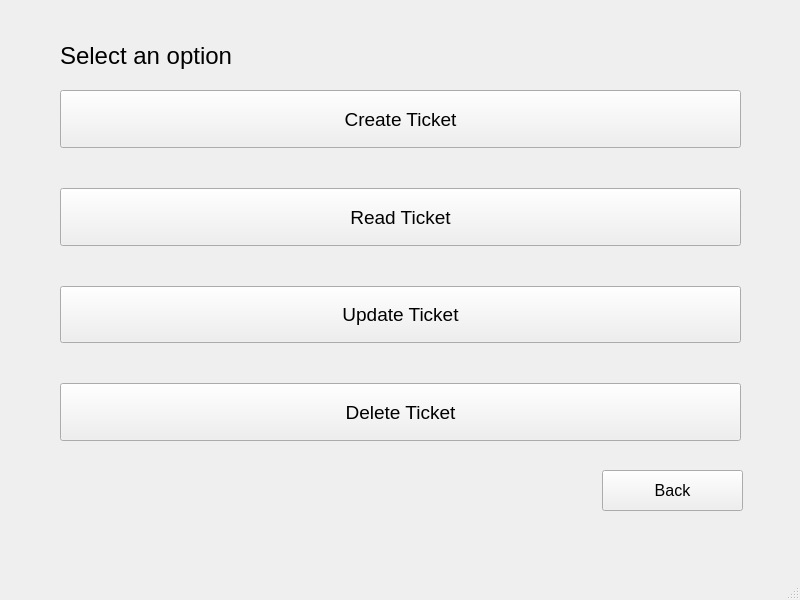
This is GJR/views/manageTicket.ui in CaduRomaniello/GJR as Qt 5 draws it before an edit. The edited form follows.
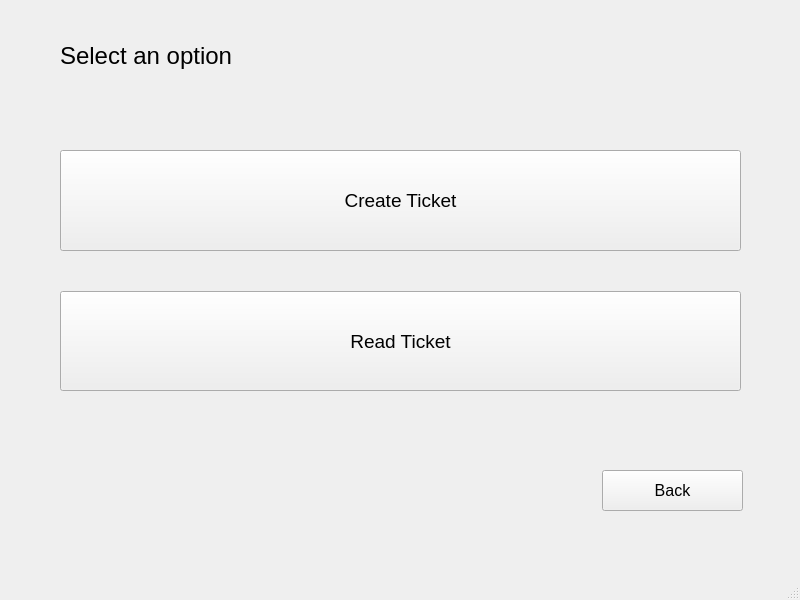
This is the edited form.

```diff
--- a/GJR/views/manageTicket.ui
+++ b/GJR/views/manageTicket.ui
@@ -54,12 +54,12 @@
     <property name="geometry">
      <rect>
       <x>60</x>
-      <y>90</y>
+      <y>150</y>
       <width>681</width>
-      <height>351</height>
+      <height>241</height>
      </rect>
     </property>
-    <layout class="QVBoxLayout" name="verticalLayout" stretch="0,0,0,0">
+    <layout class="QVBoxLayout" name="verticalLayout" stretch="0,0">
      <property name="spacing">
       <number>40</number>
      </property>
@@ -105,42 +105,6 @@
        </property>
       </widget>
      </item>
-     <item>
-      <widget class="QPushButton" name="button_update_ticket">
-       <property name="sizePolicy">
-        <sizepolicy hsizetype="Minimum" vsizetype="Minimum">
-         <horstretch>0</horstretch>
-         <verstretch>0</verstretch>
-        </sizepolicy>
-       </property>
-       <property name="font">
-        <font>
-         <pointsize>14</pointsize>
-        </font>
-       </property>
-       <property name="text">
-        <string>Update Ticket</string>
-       </property>
-      </widget>
-     </item>
-     <item>
-      <widget class="QPushButton" name="button_delete_ticket">
-       <property name="sizePolicy">
-        <sizepolicy hsizetype="Minimum" vsizetype="Minimum">
-         <horstretch>0</horstretch>
-         <verstretch>0</verstretch>
-        </sizepolicy>
-       </property>
-       <property name="font">
-        <font>
-         <pointsize>14</pointsize>
-        </font>
-       </property>
-       <property name="text">
-        <string>Delete Ticket</string>
-       </property>
-      </widget>
-     </item>
     </layout>
    </widget>
   </widget>
```
Left out of the diff: 2 changed lines with no effect on the pictures.
